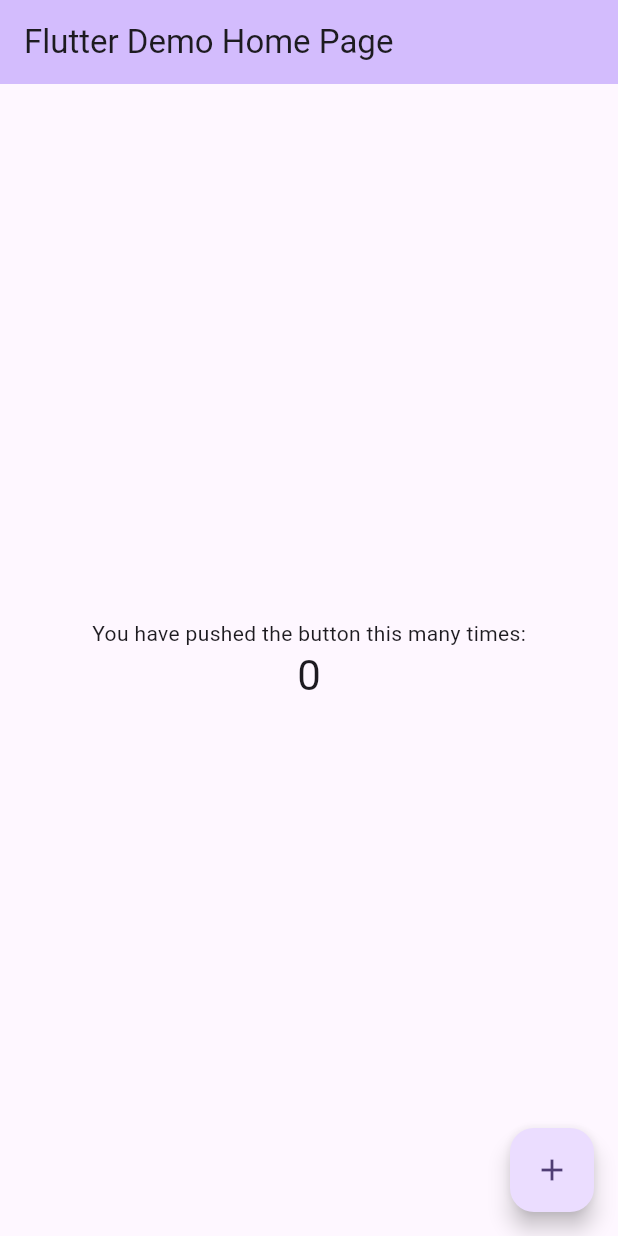
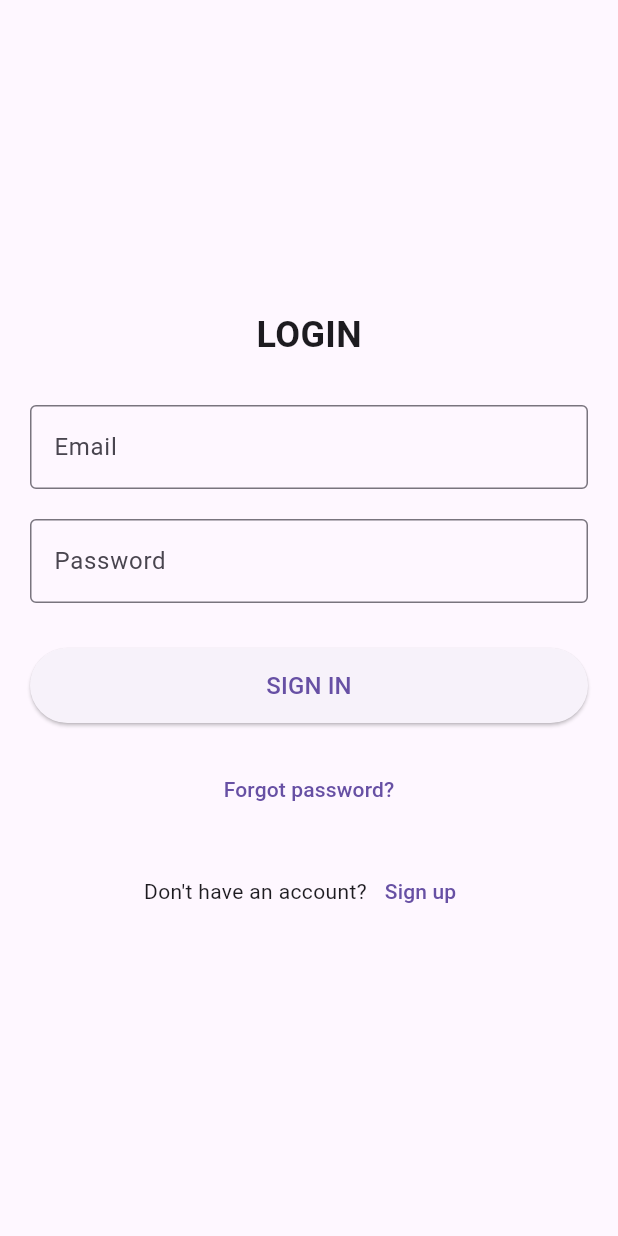
Before and after one commit to Osorio-Raquel/OpinaUCB, a Flutter app: the screen it shows after launch, on a phone screen of 412 x 824 dp. Run offline on Flutter 3.47's test engine with Material 3 defaults, Android fonts, the light colour scheme and no system bars.

Commit message:
implementacion frontend <<login>
implementacion en estructura base de OpinaApp

- main.dart con configuración inicial
- models (survey_model, user_model)
- screens (login, user, admin)
- services (api_service, auth_service)
- utils/constants.dart
- widgets personalizados (button, textfield, survey_card)

```diff
--- a/opina_app/lib/main.dart
+++ b/opina_app/lib/main.dart
@@ -1,4 +1,5 @@
 import 'package:flutter/material.dart';
+import 'package:opina_app/screens/login_screen.dart';
 
 void main() {
   runApp(const MyApp());
@@ -7,116 +8,16 @@ void main() {
 class MyApp extends StatelessWidget {
   const MyApp({super.key});
 
-  // This widget is the root of your application.
   @override
   Widget build(BuildContext context) {
     return MaterialApp(
-      title: 'Flutter Demo',
+      title: 'OPINA UCB',
       theme: ThemeData(
-        // This is the theme of your application.
-        //
-        // TRY THIS: Try running your application with "flutter run". You'll see
-        // the application has a purple toolbar. Then, without quitting the app,
-        // try changing the seedColor in the colorScheme below to Colors.green
-        // and then invoke "hot reload" (save your changes or press the "hot
-        // reload" button in a Flutter-supported IDE, or press "r" if you used
-        // the command line to start the app).
-        //
-        // Notice that the counter didn't reset back to zero; the application
-        // state is not lost during the reload. To reset the state, use hot
-        // restart instead.
-        //
-        // This works for code too, not just values: Most code changes can be
-        // tested with just a hot reload.
-        colorScheme: ColorScheme.fromSeed(seedColor: Colors.deepPurple),
+        primarySwatch: Colors.blue,
+        visualDensity: VisualDensity.adaptivePlatformDensity,
       ),
-      home: const MyHomePage(title: 'Flutter Demo Home Page'),
+      home: const LoginScreen(),
+      debugShowCheckedModeBanner: false,
     );
   }
 }
-
-class MyHomePage extends StatefulWidget {
-  const MyHomePage({super.key, required this.title});
-
-  // This widget is the home page of your application. It is stateful, meaning
-  // that it has a State object (defined below) that contains fields that affect
-  // how it looks.
-
-  // This class is the configuration for the state. It holds the values (in this
-  // case the title) provided by the parent (in this case the App widget) and
-  // used by the build method of the State. Fields in a Widget subclass are
-  // always marked "final".
-
-  final String title;
-
-  @override
-  State<MyHomePage> createState() => _MyHomePageState();
-}
-
-class _MyHomePageState extends State<MyHomePage> {
-  int _counter = 0;
-
-  void _incrementCounter() {
-    setState(() {
-      // This call to setState tells the Flutter framework that something has
-      // changed in this State, which causes it to rerun the build method below
-      // so that the display can reflect the updated values. If we changed
-      // _counter without calling setState(), then the build method would not be
-      // called again, and so nothing would appear to happen.
-      _counter++;
-    });
-  }
-
-  @override
-  Widget build(BuildContext context) {
-    // This method is rerun every time setState is called, for instance as done
-    // by the _incrementCounter method above.
-    //
-    // The Flutter framework has been optimized to make rerunning build methods
-    // fast, so that you can just rebuild anything that needs updating rather
-    // than having to individually change instances of widgets.
-    return Scaffold(
-      appBar: AppBar(
-        // TRY THIS: Try changing the color here to a specific color (to
-        // Colors.amber, perhaps?) and trigger a hot reload to see the AppBar
-        // change color while the other colors stay the same.
-        backgroundColor: Theme.of(context).colorScheme.inversePrimary,
-        // Here we take the value from the MyHomePage object that was created by
-        // the App.build method, and use it to set our appbar title.
-        title: Text(widget.title),
-      ),
-      body: Center(
-        // Center is a layout widget. It takes a single child and positions it
-        // in the middle of the parent.
-        child: Column(
-          // Column is also a layout widget. It takes a list of children and
-          // arranges them vertically. By default, it sizes itself to fit its
-          // children horizontally, and tries to be as tall as its parent.
-          //
-          // Column has various properties to control how it sizes itself and
-          // how it positions its children. Here we use mainAxisAlignment to
-          // center the children vertically; the main axis here is the vertical
-          // axis because Columns are vertical (the cross axis would be
-          // horizontal).
-          //
-          // TRY THIS: Invoke "debug painting" (choose the "Toggle Debug Paint"
-          // action in the IDE, or press "p" in the console), to see the
-          // wireframe for each widget.
-          mainAxisAlignment: MainAxisAlignment.center,
-          children: <Widget>[
-            const Text('You have pushed the button this many times:'),
-            Text(
-              '$_counter',
-              style: Theme.of(context).textTheme.headlineMedium,
-            ),
-          ],
-        ),
-      ),
-      floatingActionButton: FloatingActionButton(
-        onPressed: _incrementCounter,
-        tooltip: 'Increment',
-        child: const Icon(Icons.add),
-      ), // This trailing comma makes auto-formatting nicer for build methods.
-    );
-  }
-}
--- /dev/null
+++ b/opina_app/lib/screens/login_screen.dart
@@ -0,0 +1,95 @@
+import 'package:flutter/material.dart';
+import 'admin_screen.dart';
+import 'user_screen.dart';
+import '../widgets/custom_button.dart';
+import '../widgets/custom_textfield.dart';
+
+class LoginScreen extends StatefulWidget {
+  const LoginScreen({super.key});
+
+  @override
+  LoginScreenState createState() => LoginScreenState();
+}
+
+class LoginScreenState extends State<LoginScreen> {
+  final TextEditingController _emailController = TextEditingController();
+  final TextEditingController _passwordController = TextEditingController();
+  bool _isLoading = false;
+
+  void _login() async {
+    setState(() => _isLoading = true);
+
+    // Simular proceso de autenticación
+    await Future.delayed(const Duration(seconds: 2));
+
+    // Verificar si el widget todavía está montado antes de actualizar el estado
+    if (!mounted) return;
+
+    setState(() => _isLoading = false);
+
+    // Navegar a la pantalla correspondiente según el tipo de usuario
+    if (_emailController.text.contains('admin')) {
+      Navigator.pushReplacement(
+        context,
+        MaterialPageRoute(builder: (context) => const AdminScreen())
+      );
+    } else {
+      Navigator.pushReplacement(
+        context,
+        MaterialPageRoute(builder: (context) => const UserScreen())
+      );
+    }
+  }
+
+  @override
+  Widget build(BuildContext context) {
+    return Scaffold(
+      body: Padding(
+        padding: const EdgeInsets.all(20.0),
+        child: Column(
+          mainAxisAlignment: MainAxisAlignment.center,
+          children: [
+            const Text(
+              'LOGIN',
+              style: TextStyle(fontSize: 24, fontWeight: FontWeight.bold),
+            ),
+            const SizedBox(height: 30),
+            CustomTextField(
+              controller: _emailController,
+              labelText: 'Email',
+              keyboardType: TextInputType.emailAddress,
+            ),
+            const SizedBox(height: 20),
+            CustomTextField(
+              controller: _passwordController,
+              labelText: 'Password',
+              obscureText: true,
+            ),
+            const SizedBox(height: 30),
+            CustomButton(
+              text: 'SIGN IN',
+              onPressed: _login,
+              isLoading: _isLoading,
+            ),
+            const SizedBox(height: 20),
+            TextButton(
+              onPressed: () {},
+              child: const Text('Forgot password?'),
+            ),
+            const SizedBox(height: 20),
+            Row(
+              mainAxisAlignment: MainAxisAlignment.center,
+              children: [
+                const Text("Don't have an account?"),
+                TextButton(
+                  onPressed: () {},
+                  child: const Text('Sign up'),
+                ),
+              ],
+            ),
+          ],
+        ),
+      ),
+    );
+  }
+}
--- /dev/null
+++ b/opina_app/lib/widgets/custom_button.dart
@@ -0,0 +1,31 @@
+import 'package:flutter/material.dart';
+
+class CustomButton extends StatelessWidget {
+  final String text;
+  final VoidCallback onPressed;
+  final bool isLoading;
+
+  const CustomButton({
+    super.key,
+    required this.text,
+    required this.onPressed,
+    this.isLoading = false,
+  });
+
+  @override
+  Widget build(BuildContext context) {
+    return SizedBox(
+      width: double.infinity,
+      height: 50,
+      child: ElevatedButton(
+        onPressed: isLoading ? null : onPressed,
+        child: isLoading
+            ? const CircularProgressIndicator(color: Colors.white)
+            : Text(
+                text,
+                style: const TextStyle(fontSize: 16),
+              ),
+      ),
+    );
+  }
+}
--- /dev/null
+++ b/opina_app/lib/widgets/custom_textfield.dart
@@ -0,0 +1,29 @@
+import 'package:flutter/material.dart';
+
+class CustomTextField extends StatelessWidget {
+  final TextEditingController controller;
+  final String labelText;
+  final bool obscureText;
+  final TextInputType keyboardType;
+
+  const CustomTextField({
+    super.key,
+    required this.controller,
+    required this.labelText,
+    this.obscureText = false,
+    this.keyboardType = TextInputType.text,
+  });
+
+  @override
+  Widget build(BuildContext context) {
+    return TextField(
+      controller: controller,
+      obscureText: obscureText,
+      keyboardType: keyboardType,
+      decoration: InputDecoration(
+        labelText: labelText,
+        border: const OutlineInputBorder(),
+      ),
+    );
+  }
+}
```
Also changed, not shown: opina_app/lib/screens/admin_screen.dart (added, +67 -0 lines), opina_app/lib/screens/user_screen.dart (added, +67 -0 lines), opina_app/lib/widgets/survey_card.dart (added, +23 -0 lines), opina_app/lib/models/survey_model.dart (added), opina_app/lib/models/user_model.dart (added), opina_app/lib/services/api_service.dart (added), opina_app/lib/services/auth_service.dart (added), opina_app/lib/utils/constants.dart (added).
